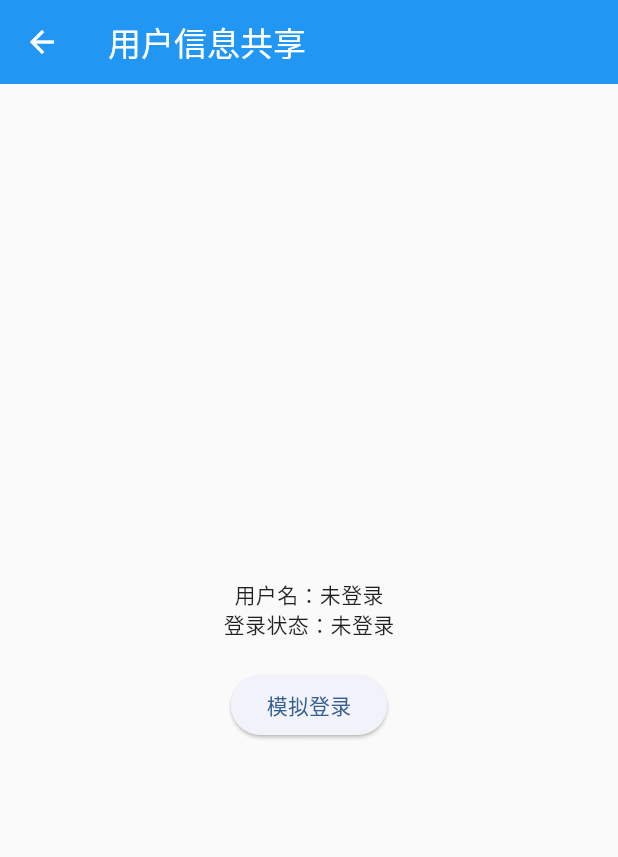
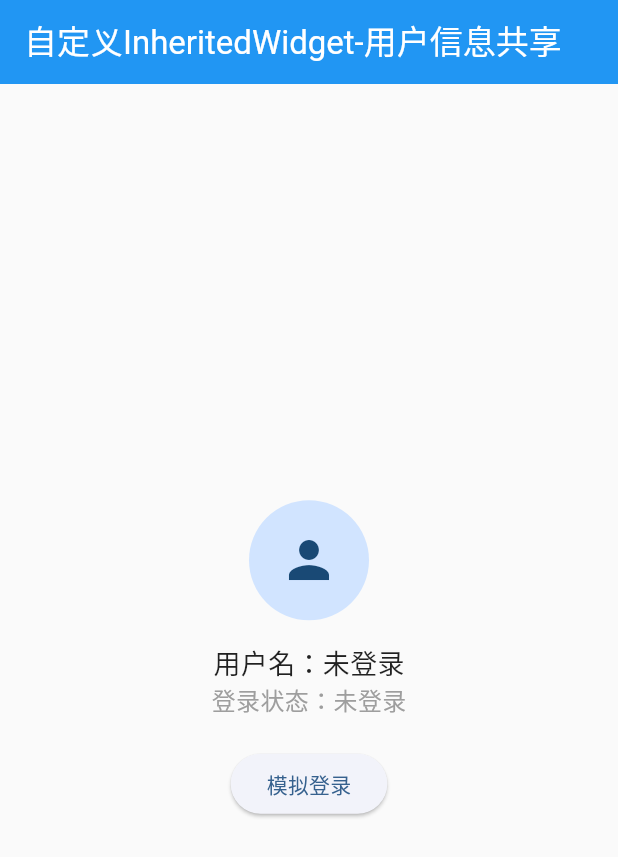
Before and after one commit to Jesen0823/flutter_custom_and_mix, a Flutter app: the UserInheritedWidgetExample screen opened directly, on a phone screen of 412 x 824 dp. Shown: the top 857 px of the screen. Run offline on Flutter 3.47's test engine with Material 3 defaults, Android fonts, the phone set to English and light mode, and no system bars; our stand-ins replace shared_preferences; accounts and stored records are empty.

Commit message:
[fixed][inherited_widget] Fixed the context of inheritedWidget.

```diff
--- a/lib/custom/example/user_inherited_widget_example.dart
+++ b/lib/custom/example/user_inherited_widget_example.dart
@@ -14,35 +14,63 @@ class UserInheritedWidgetExample extends StatelessWidget {
       avatar: "https://picsum.photos/200/300",
       isLogin: true,
     );
-    UserInheritedWidget.of(context).updateUser(loginUser);
+    // 关键：使用子树内的 context，且设置 listen: false（事件回调无需监听）
+    UserProvider.getUpdateUser(context)(loginUser);
   }
 
   @override
   Widget build(BuildContext context) {
+    // UserProvider 作为祖先组件，包裹需要共享状态的子树
     return UserProvider(
       child: Scaffold(
-        appBar: AppBar(title: const Text("用户信息共享")),
+        appBar: AppBar(title: const Text("自定义InheritedWidget-用户信息共享")),
         body: Center(
           child: Column(
             mainAxisAlignment: MainAxisAlignment.center,
             children: [
-              // 子组件获取用户信息
+              // 关键：通过 Builder 获取子树内的 context（处于 UserInheritedWidget 子树中）
               Builder(
-                builder: (context) {
-                  final UserModel user = UserInheritedWidget.of(context).user;
+                builder: (innerContext) {
+                  // 获取用户状态（listen: true，监听状态变化并重绘）
+                  final UserModel user = UserProvider.getUser(innerContext);
 
                   return Column(
                     children: [
-                      Text("用户名：${user.name}"),
-                      Text("登录状态：${user.isLogin ? "已登录" : "未登录"}"),
+                      // 显示用户头像（登录后显示，未登录显示默认图标）
+                      user.isLogin
+                          ? CircleAvatar(
+                              radius: 40,
+                              backgroundImage: NetworkImage(user.avatar),
+                            )
+                          : const CircleAvatar(
+                              radius: 40,
+                              child: Icon(Icons.person, size: 40),
+                            ),
+                      const SizedBox(height: 16),
+                      Text(
+                        "用户名：${user.name}",
+                        style: const TextStyle(fontSize: 18),
+                      ),
+                      Text(
+                        "登录状态：${user.isLogin ? "已登录" : "未登录"}",
+                        style: TextStyle(
+                          fontSize: 16,
+                          color: user.isLogin ? Colors.green : Colors.grey,
+                        ),
+                      ),
                     ],
                   );
                 },
               ),
               const SizedBox(height: 20),
-              ElevatedButton(
-                onPressed: () => _mockLogin(context),
-                child: const Text("模拟登录"),
+              // 关键：通过 Builder 获取子树内的 context，传递给 _mockLogin
+              Builder(
+                builder: (innerContext) {
+                  return ElevatedButton(
+                    onPressed: () => _mockLogin(innerContext),
+                    child: const Text("模拟登录"),
+                  );
+                },
               ),
             ],
           ),
--- a/lib/custom/inherited_widget/model.dart
+++ b/lib/custom/inherited_widget/model.dart
@@ -14,4 +14,19 @@ class UserModel {
 
   // 未登录状态
   static const UserModel unLogin = UserModel(id: "", name: "未登录", avatar: "");
+
+  // 拷贝构造函数（便于状态更新，避免修改原对象）
+  UserModel copyWith({
+    String? id,
+    String? name,
+    String? avatar,
+    bool? isLogin,
+  }) {
+    return UserModel(
+      id: id ?? this.id,
+      name: name ?? this.name,
+      avatar: avatar ?? this.avatar,
+      isLogin: isLogin ?? this.isLogin,
+    );
+  }
 }
--- a/lib/custom/inherited_widget/user_inherited_widget.dart
+++ b/lib/custom/inherited_widget/user_inherited_widget.dart
@@ -15,6 +15,21 @@ import 'package:flutter_custom_and_mix/custom/inherited_widget/model.dart';
 // 细粒度更新：仅当状态变化时，通知依赖的子孙组件重绘；
 // 底层可定制：是实现自定义状态管理的基础，灵活性高。
 
+/// InheritedWidget 使用的核心注意事项
+// Context 必须在子树内：
+// 调用 InheritedWidget.of(context) 时，context 必须是 InheritedWidget 子树中的上下文（即 InheritedWidget 的 child 及其子组件的上下文）；
+// 避免在 InheritedWidget 的父组件中使用其上下文查找，必然失败。
+// 合理设置 listen 参数：
+// UI 组件（如展示用户名、头像）：listen: true，确保状态更新时 UI 同步刷新；
+// 事件回调（如按钮点击、接口请求）：listen: false，无需监听状态变化，提升性能。
+// 精准实现 updateShouldNotify：
+// 仅当 InheritedWidget 的核心状态变化时，返回 true，避免子组件无意义重绘；
+// 不要直接返回 true（会导致每次父组件重绘都触发子组件重绘）。
+// 封装上层 API：
+// 不要让业务代码直接操作 InheritedWidget，通过 Provider 类（如 UserProvider）封装静态方法，降低使用成本和错误率。
+// 避免 Context 泄漏：
+// 不要在异步回调（如 Future.delayed、接口请求回调）中直接使用 context，需先判断 mounted，或使用 WidgetsBinding.instance.addPostFrameCallback。
+
 /// 自定义InheritedWidget：共享用户信息
 class UserInheritedWidget extends InheritedWidget {
   // 用户信息
@@ -30,16 +45,32 @@ class UserInheritedWidget extends InheritedWidget {
     required super.child,
   });
 
-  // 提供获取方法
-  static UserInheritedWidget of(BuildContext context){
-    final UserInheritedWidget? result = context.dependOnInheritedWidgetOfExactType<UserInheritedWidget>();
-    assert(result !=null,"UserInheritedWidget not found in context.");
+  // 提供获取方法,增加 listen 参数，控制是否监听状态变化（默认 true）
+  static UserInheritedWidget of(BuildContext context, {bool listen = true}) {
+    if (listen) {
+      // 监听状态变化：当 user 改变时，依赖的组件会重绘
+      final result = context
+          .dependOnInheritedWidgetOfExactType<UserInheritedWidget>();
+      assert(result != null, "UserInheritedWidget not found in context.");
+      return result!;
+    } else {
+      // 不监听状态变化：仅获取当前状态，适合事件回调等场景
+    }
+    final UserInheritedWidget? result =
+        context
+                .getElementForInheritedWidgetOfExactType<UserInheritedWidget>()
+                ?.widget
+            as UserInheritedWidget?;
+    assert(result != null, "UserInheritedWidget not found in context also.");
     return result!;
   }
 
   @override
   bool updateShouldNotify(covariant UserInheritedWidget oldWidget) {
     // 仅当用户信息变化时，通知子孙组件重绘
-    return oldWidget.user.id != user.id || oldWidget.user.isLogin != user.isLogin;
+    return oldWidget.user.id != user.id ||
+        oldWidget.user.isLogin != user.isLogin ||
+        oldWidget.user.name != user.name ||
+        oldWidget.user.avatar != user.avatar;
   }
 }
--- a/lib/custom/inherited_widget/user_provider.dart
+++ b/lib/custom/inherited_widget/user_provider.dart
@@ -5,19 +5,42 @@ import 'package:flutter_custom_and_mix/custom/inherited_widget/user_inherited_wi
 /// 状态管理外层组件（组合InheritedWidget与StatefulWidget）
 class UserProvider extends StatefulWidget {
   final Widget child;
+  // 可选：初始用户状态
+  final UserModel? initialUser;
 
-  const UserProvider({super.key, required this.child});
+  const UserProvider({super.key, required this.child,this.initialUser});
+
+  // 对外暴露便捷获取方法（无需手动调用 UserInheritedWidget.of）
+  static UserModel getUser(BuildContext context,{bool listen = true}){
+    return of(context,listen:listen).user;
+  }
+
+  static Function(UserModel) getUpdateUser(BuildContext context) {
+    return of(context, listen: false).updateUser;
+  }
+
+  static UserInheritedWidget of(BuildContext context,{bool listen=true}){
+    return UserInheritedWidget.of(context,listen: listen);
+  }
 
   @override
   State<UserProvider> createState() => _UserProviderState();
 }
 
 class _UserProviderState extends State<UserProvider> {
-  UserModel _user = UserModel.unLogin;
+  late UserModel _user;
+
+  @override
+  void initState() {
+    super.initState();
+    // 初始化用户状态（优先使用传入的 initialUser，否则使用未登录状态）
+    _user = widget.initialUser ?? UserModel.unLogin;
+  }
 
   // 更新用户信息
-  void _updateUser(UserModel user) {
-    setState(() => _user = user);
+  void _updateUser(UserModel newUser) {
+    if(_user == newUser) return; // 避免无意义的重绘
+    setState(() => _user = newUser);
   }
 
   @override
--- a/lib/main.dart
+++ b/lib/main.dart
@@ -51,7 +51,7 @@ class MyApp extends StatelessWidget {
           bodyMedium: TextStyle(color: Colors.black87), // 默认文本颜色
         ),
       ),
-      home: const BeHexagonHiveExample(),
+      home: const UserInheritedWidgetExample(),
       debugShowCheckedModeBanner: false,
     );
   }
```
